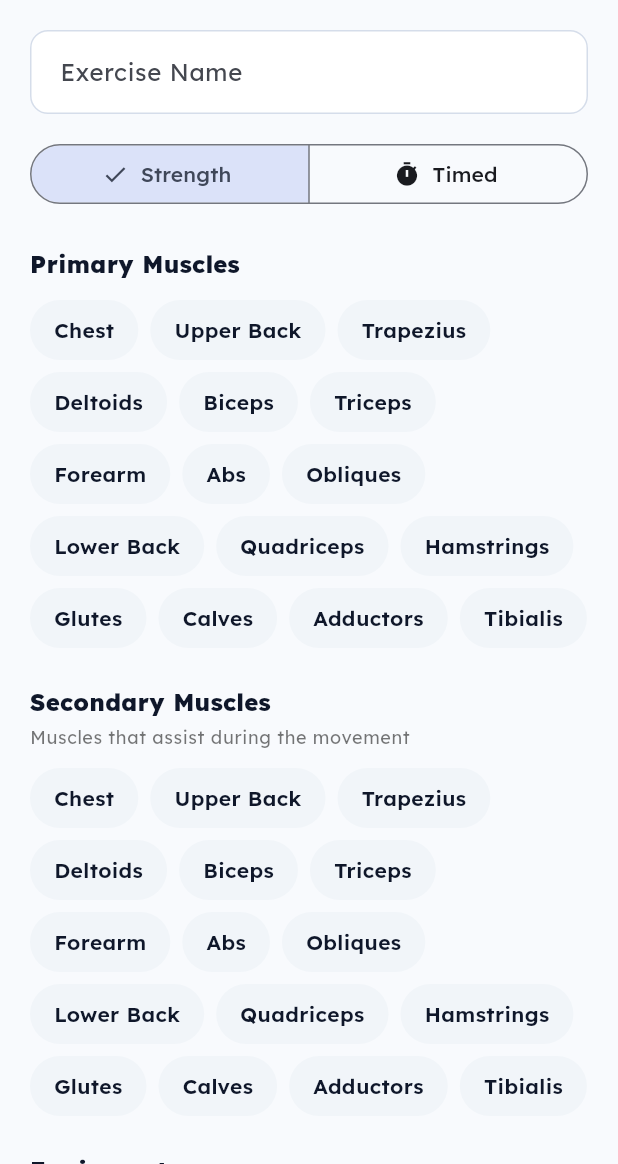
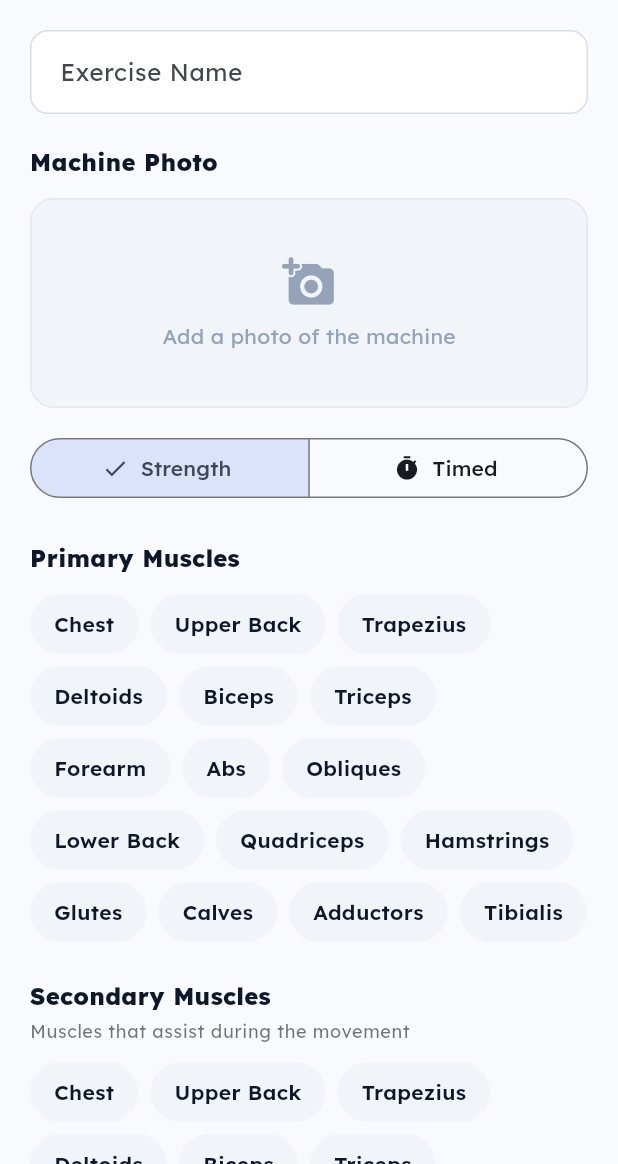
Before and after one commit to nyandrianinamamy/strength-tracking, a Flutter app: the ExerciseEditorScreen screen opened by its route, on a phone screen of 412 x 824 dp, the part 72-1236 px from its top. Run offline on Flutter 3.47's test engine with Material 3 defaults, Android fonts, the phone set to English and light mode, and no system bars; our stand-ins replace cloud_firestore, connectivity_plus, firebase_auth, firebase_core, flutter_riverpod, go_router and 7 more; missing offline and left inert: dart:js_interop; accounts and stored records are empty.

Commit message:
feat: add exercise machine photo capture and thumbnail display
Allow users to take a photo of the exercise machine (or pick from gallery)
and save it to the exercise. Photos are stored as base64-encoded compressed
JPEGs and displayed as thumbnails in the exercise list.

https://claude.ai/code/session_01UCLaThhTbc6QCPj9BjbXNA

```diff
--- a/lib/src/data/models/exercise.dart
+++ b/lib/src/data/models/exercise.dart
@@ -9,6 +9,7 @@ class Exercise {
     required this.archived,
     this.exerciseType = 'strength',
     this.translationKey,
+    this.photoBase64,
   });
 
   final String id;
@@ -20,6 +21,7 @@ class Exercise {
   final bool archived;
   final String exerciseType;
   final String? translationKey;
+  final String? photoBase64;
 
   Exercise copyWith({
     String? id,
@@ -31,6 +33,8 @@ class Exercise {
     bool? archived,
     String? exerciseType,
     String? translationKey,
+    String? photoBase64,
+    bool clearPhoto = false,
   }) {
     return Exercise(
       id: id ?? this.id,
@@ -42,6 +46,7 @@ class Exercise {
       archived: archived ?? this.archived,
       exerciseType: exerciseType ?? this.exerciseType,
       translationKey: translationKey ?? this.translationKey,
+      photoBase64: clearPhoto ? null : photoBase64 ?? this.photoBase64,
     );
   }
 
@@ -62,6 +67,7 @@ class Exercise {
       archived: json['archived'] as bool? ?? false,
       exerciseType: json['exerciseType'] as String? ?? 'strength',
       translationKey: json['translationKey'] as String?,
+      photoBase64: json['photoBase64'] as String?,
     );
   }
 
@@ -76,6 +82,7 @@ class Exercise {
       'archived': archived,
       'exerciseType': exerciseType,
       if (translationKey != null) 'translationKey': translationKey,
+      if (photoBase64 != null) 'photoBase64': photoBase64,
     };
   }
 }
--- a/lib/src/features/exercises/exercise_controller.dart
+++ b/lib/src/features/exercises/exercise_controller.dart
@@ -41,6 +41,7 @@ class ExerciseController {
     required List<String> equipment,
     required String instructions,
     String exerciseType = 'strength',
+    String? photoBase64,
   }) {
     final exercise = Exercise(
       id: 'exercise_${DateTime.now().microsecondsSinceEpoch}',
@@ -51,6 +52,7 @@ class ExerciseController {
       instructions: instructions.trim(),
       archived: false,
       exerciseType: exerciseType,
+      photoBase64: photoBase64,
     );
 
     _ref
@@ -70,6 +72,8 @@ class ExerciseController {
     required List<String> equipment,
     required String instructions,
     String exerciseType = 'strength',
+    String? photoBase64,
+    bool clearPhoto = false,
   }) {
     final state = _ref.read(appStateControllerProvider);
     final exercise = state.exerciseById(exerciseId)!;
@@ -80,6 +84,8 @@ class ExerciseController {
       equipment: equipment,
       instructions: instructions.trim(),
       exerciseType: exerciseType,
+      photoBase64: photoBase64,
+      clearPhoto: clearPhoto,
     );
 
     _ref
--- a/lib/src/features/exercises/exercise_editor_screen.dart
+++ b/lib/src/features/exercises/exercise_editor_screen.dart
@@ -1,7 +1,10 @@
+import 'dart:convert';
+
 import 'package:flutter/material.dart';
 import 'package:strength_training_tracker/l10n/app_localizations.dart';
 import 'package:flutter_riverpod/flutter_riverpod.dart';
 import 'package:go_router/go_router.dart';
+import 'package:image_picker/image_picker.dart';
 import 'package:strength_training_tracker/src/core/app_state_controller.dart';
 import 'package:strength_training_tracker/src/core/theme/app_theme.dart';
 import 'package:strength_training_tracker/src/features/exercises/exercise_controller.dart';
@@ -23,6 +26,8 @@ class _ExerciseEditorScreenState extends ConsumerState<ExerciseEditorScreen> {
   final Set<String> _secondaryMuscles = {};
   final Set<String> _equipment = {};
   String _exerciseType = 'strength';
+  String? _photoBase64;
+  bool _photoCleared = false;
   bool _initialized = false;
 
   static const _muscleOptions = [
@@ -72,8 +77,55 @@ class _ExerciseEditorScreenState extends ConsumerState<ExerciseEditorScreen> {
       _secondaryMuscles.addAll(exercise.secondaryMuscles);
       _equipment.addAll(exercise.equipment);
       _exerciseType = exercise.exerciseType;
+      _photoBase64 = exercise.photoBase64;
       _initialized = true;
     }
+  }
+
+  Future<void> _pickPhoto() async {
+    final picker = ImagePicker();
+    final source = await showModalBottomSheet<ImageSource>(
+      context: context,
+      builder: (context) => SafeArea(
+        child: Column(
+          mainAxisSize: MainAxisSize.min,
+          children: [
+            ListTile(
+              leading: const Icon(Icons.camera_alt),
+              title: const Text('Take Photo'),
+              onTap: () => Navigator.pop(context, ImageSource.camera),
+            ),
+            ListTile(
+              leading: const Icon(Icons.photo_library),
+              title: const Text('Choose from Gallery'),
+              onTap: () => Navigator.pop(context, ImageSource.gallery),
+            ),
+          ],
+        ),
+      ),
+    );
+    if (source == null) return;
+
+    final image = await picker.pickImage(
+      source: source,
+      maxWidth: 512,
+      maxHeight: 512,
+      imageQuality: 70,
+    );
+    if (image == null) return;
+
+    final bytes = await image.readAsBytes();
+    setState(() {
+      _photoBase64 = base64Encode(bytes);
+      _photoCleared = false;
+    });
+  }
+
+  void _removePhoto() {
+    setState(() {
+      _photoBase64 = null;
+      _photoCleared = true;
+    });
   }
 
   @override
@@ -95,6 +147,7 @@ class _ExerciseEditorScreenState extends ConsumerState<ExerciseEditorScreen> {
         _secondaryMuscles.addAll(exercise.secondaryMuscles);
         _equipment.addAll(exercise.equipment);
         _exerciseType = exercise.exerciseType;
+        _photoBase64 = exercise.photoBase64;
       }
       _initialized = true;
     }
@@ -132,6 +185,70 @@ class _ExerciseEditorScreenState extends ConsumerState<ExerciseEditorScreen> {
               labelText: l10n.exerciseName,
               hintText: l10n.exerciseNameHint,
             ),
+          ),
+          const SizedBox(height: 20),
+          Text(
+            'Machine Photo',
+            style: Theme.of(context).textTheme.titleMedium?.copyWith(fontWeight: FontWeight.w800),
+          ),
+          const SizedBox(height: 12),
+          GestureDetector(
+            onTap: _pickPhoto,
+            child: _photoBase64 != null
+                ? Stack(
+                    children: [
+                      ClipRRect(
+                        borderRadius: BorderRadius.circular(16),
+                        child: Image.memory(
+                          base64Decode(_photoBase64!),
+                          width: double.infinity,
+                          height: 200,
+                          fit: BoxFit.cover,
+                        ),
+                      ),
+                      Positioned(
+                        top: 8,
+                        right: 8,
+                        child: Row(
+                          mainAxisSize: MainAxisSize.min,
+                          children: [
+                            _PhotoActionButton(
+                              icon: Icons.camera_alt,
+                              onTap: _pickPhoto,
+                            ),
+                            const SizedBox(width: 8),
+                            _PhotoActionButton(
+                              icon: Icons.close,
+                              onTap: _removePhoto,
+                            ),
+                          ],
+                        ),
+                      ),
+                    ],
+                  )
+                : Container(
+                    width: double.infinity,
+                    height: 140,
+                    decoration: BoxDecoration(
+                      color: const Color(0xFFF1F5F9),
+                      borderRadius: BorderRadius.circular(16),
+                      border: Border.all(
+                        color: AppTheme.border,
+                        style: BorderStyle.solid,
+                      ),
+                    ),
+                    child: Column(
+                      mainAxisAlignment: MainAxisAlignment.center,
+                      children: [
+                        Icon(Icons.add_a_photo_rounded, size: 36, color: AppTheme.slateInactive),
+                        const SizedBox(height: 8),
+                        Text(
+                          'Add a photo of the machine',
+                          style: TextStyle(color: AppTheme.slateInactive, fontSize: 14),
+                        ),
+                      ],
+                    ),
+                  ),
           ),
           const SizedBox(height: 16),
           SegmentedButton<String>(
@@ -329,6 +446,7 @@ class _ExerciseEditorScreenState extends ConsumerState<ExerciseEditorScreen> {
         equipment: _equipment.toList(),
         instructions: _instructionsController.text,
         exerciseType: _exerciseType,
+        photoBase64: _photoBase64,
       );
     } else {
       controller.update(
@@ -339,9 +457,33 @@ class _ExerciseEditorScreenState extends ConsumerState<ExerciseEditorScreen> {
         equipment: _equipment.toList(),
         instructions: _instructionsController.text,
         exerciseType: _exerciseType,
+        photoBase64: _photoBase64,
+        clearPhoto: _photoCleared,
       );
     }
 
     context.pop();
   }
 }
+
+class _PhotoActionButton extends StatelessWidget {
+  const _PhotoActionButton({required this.icon, required this.onTap});
+
+  final IconData icon;
+  final VoidCallback onTap;
+
+  @override
+  Widget build(BuildContext context) {
+    return GestureDetector(
+      onTap: onTap,
+      child: Container(
+        padding: const EdgeInsets.all(6),
+        decoration: const BoxDecoration(
+          color: Colors.black54,
+          shape: BoxShape.circle,
+        ),
+        child: Icon(icon, color: Colors.white, size: 20),
+      ),
+    );
+  }
+}
--- a/pubspec.yaml
+++ b/pubspec.yaml
@@ -50,6 +50,7 @@ dependencies:
     path: packages/flutter_body_heatmap
   package_info_plus: ^9.0.0
   flutter_reactive_ble: ^5.4.0
+  image_picker: ^1.1.2
 
 dev_dependencies:
   flutter_test:
```
Also changed, not shown: lib/src/features/exercises/exercises_screen.dart (+16 -4 lines), 1 other file.
